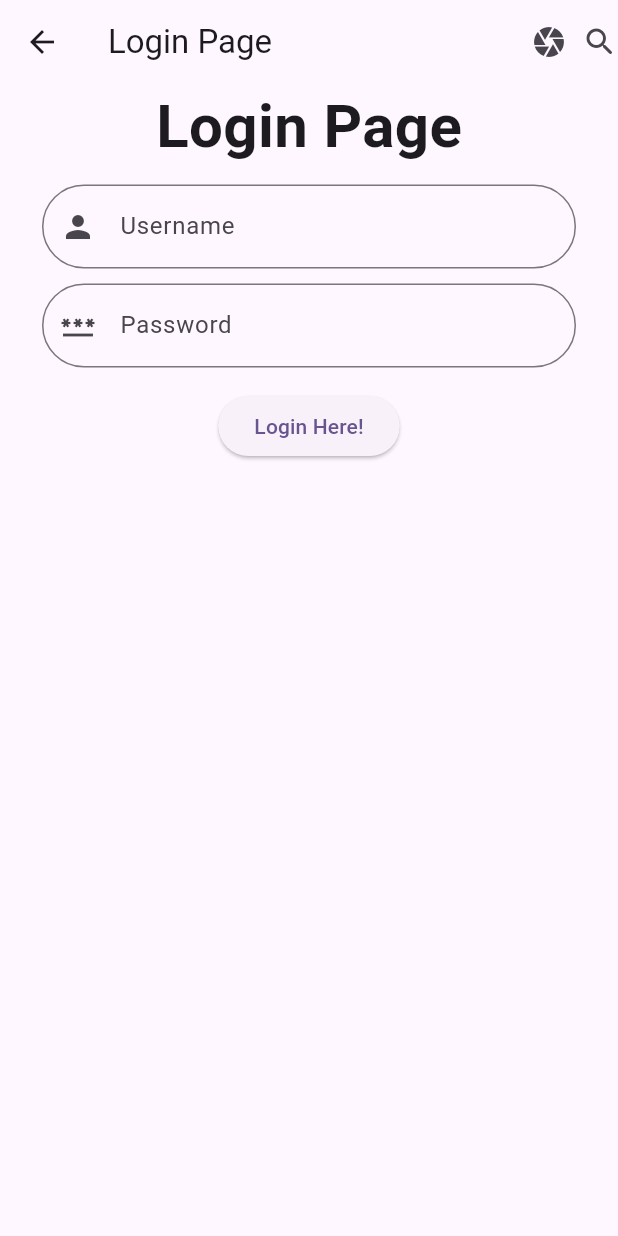
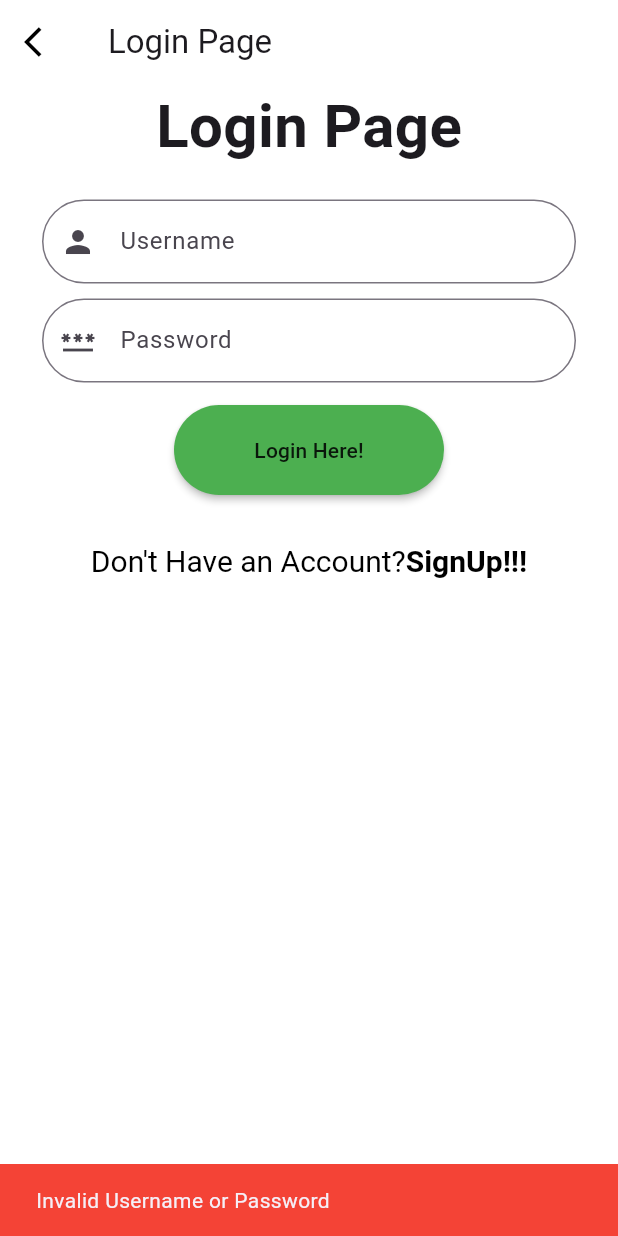
Before and after one commit to sreedeviluminar/flutter_project_sep2_new, a Flutter app: the LoginPage screen opened directly, after a tap on "Login Here!", on a phone screen of 412 x 824 dp. Run offline on Flutter 3.47's test engine with Material 2 defaults, Android fonts, the phone set to English and light mode, and no system bars; our stand-ins replace google_fonts, lottie; Roboto replaces fonts that are missing (Habibi).

Commit message:
initial commit

```diff
--- a/lib/login.dart
+++ b/lib/login.dart
@@ -1,19 +1,33 @@
 import 'package:flutter/material.dart';
+import 'package:flutter_project_sep2/homee.dart';
 import 'package:google_fonts/google_fonts.dart';
 
 class LoginPage extends StatelessWidget {
+  String uname = "admin";
+  String password = 'abc123';
+
+  final user_controller = TextEditingController();
+  final pass_controller = TextEditingController();
+
   @override
   Widget build(BuildContext context) {
     return Scaffold(
+      backgroundColor: Colors.white,
       appBar: AppBar(
+        elevation: 0,
+        backgroundColor: Colors.white,
+        leading: const Icon(
+          Icons.arrow_back_ios,
+          color: Colors.black,
+        ),
         title: const Text("Login Page"),
-        actions: const [
-          Icon(Icons.camera),
-          SizedBox(
-            width: 10,
-          ),
-          Icon(Icons.search_rounded),
-        ],
+        // actions: const [
+        //   Icon(Icons.camera),
+        //   SizedBox(
+        //     width: 10,
+        //   ),
+        //   Icon(Icons.search_rounded),
+        // ],
       ),
       body: Column(
         children: [
@@ -23,8 +37,9 @@ class LoginPage extends StatelessWidget {
                 GoogleFonts.habibi(fontSize: 40, fontWeight: FontWeight.bold),
           ),
           Padding(
-            padding: const EdgeInsets.only(left: 28.0, right: 28, top: 10),
+            padding: const EdgeInsets.only(left: 28.0, right: 28, top: 20),
             child: TextField(
+              controller: user_controller,
               decoration: InputDecoration(
                   prefixIcon: const Icon(Icons.person),
                   border: OutlineInputBorder(
@@ -37,6 +52,9 @@ class LoginPage extends StatelessWidget {
             padding: const EdgeInsets.only(
                 left: 28.0, right: 28, top: 10, bottom: 15),
             child: TextField(
+              obscureText: true,
+              obscuringCharacter: '*',
+              controller: pass_controller,
               decoration: InputDecoration(
                   prefixIcon: const Icon(Icons.password),
                   border: OutlineInputBorder(
@@ -45,11 +63,43 @@ class LoginPage extends StatelessWidget {
                   labelText: "Password"),
             ),
           ),
-          ElevatedButton(
+          MaterialButton(
+              color: Colors.green,
+              shape: const StadiumBorder(),
+              height: 60,
+              minWidth: 180,
               onPressed: () {
-                //  Navigator.push(context, MaterialPageRoute(builder: (context)=>Home()));
+                if (uname == user_controller.text &&
+                    password == pass_controller.text) {
+                  Navigator.push(context,
+                      MaterialPageRoute(builder: (context) => Homee()));
+                } else {
+                  ScaffoldMessenger.of(context).showSnackBar(
+                      const SnackBar(
+                    content: Text('Invalid Username or Password'),
+                    backgroundColor: Colors.red,
+                  ));
+                }
+
+                /// to clear text fields
+                user_controller.text = "";
+                pass_controller.text = "";
               },
-              child: const Text("Login Here!"))
+              child: const Text("Login Here!")),
+          const SizedBox(
+            height: 20,
+          ),
+          TextButton(
+              onPressed: () {},
+              child: RichText(
+                  text: const TextSpan(
+                      style: TextStyle(color: Colors.black, fontSize: 20),
+                      children: [
+                    TextSpan(text: "Don't Have an Account?"),
+                    TextSpan(
+                        text: 'SignUp!!!',
+                        style: TextStyle(fontWeight: FontWeight.bold))
+                  ])))
         ],
       ),
     );
--- /dev/null
+++ b/lib/registration.dart
@@ -0,0 +1,69 @@
+import 'package:flutter/material.dart';
+import 'package:google_fonts/google_fonts.dart';
+
+class Register extends StatelessWidget {
+  @override
+  Widget build(BuildContext context) {
+    return Scaffold(
+      appBar: AppBar(
+        title: const Text("SignUp Page"),
+        actions: const [
+          Icon(Icons.camera),
+          SizedBox(
+            width: 10,
+          ),
+          Icon(Icons.search_rounded),
+        ],
+      ),
+      body: Column(
+        children: [
+          Text(
+            "SignUp Page",
+            style:
+            GoogleFonts.habibi(fontSize: 40, fontWeight: FontWeight.bold),
+          ),
+          Padding(
+            padding: const EdgeInsets.only(left: 28.0, right: 28, top: 10),
+            child: TextField(
+              decoration: InputDecoration(
+                  prefixIcon: const Icon(Icons.person),
+                  border: OutlineInputBorder(
+                      borderRadius: BorderRadius.circular(30)),
+                  hintText: "UserName",
+                  labelText: "Username"),
+            ),
+          ),
+          Padding(
+            padding: const EdgeInsets.only(
+                left: 28.0, right: 28, top: 10, bottom: 15),
+            child: TextField(
+              decoration: InputDecoration(
+                  prefixIcon: const Icon(Icons.password),
+                  border: OutlineInputBorder(
+                      borderRadius: BorderRadius.circular(30)),
+                  hintText: "Password",
+                  labelText: "Password"),
+            ),
+          ),
+          Padding(
+            padding: const EdgeInsets.only(
+                left: 28.0, right: 28, top: 10, bottom: 15),
+            child: TextField(
+              decoration: InputDecoration(
+                  prefixIcon: const Icon(Icons.password),
+                  border: OutlineInputBorder(
+                      borderRadius: BorderRadius.circular(30)),
+                  hintText: "Confirm Password",
+                  labelText: "Confirm Password"),
+            ),
+          ),
+          ElevatedButton(
+              onPressed: () {
+                //  Navigator.push(context, MaterialPageRoute(builder: (context)=>Home()));
+              },
+              child: const Text("SignUp Here!"))
+        ],
+      ),
+    );
+  }
+}
--- a/lib/stateful_splash.dart
+++ b/lib/stateful_splash.dart
@@ -21,7 +21,7 @@ class Splash2 extends StatefulWidget {
 class _Splsh2State extends State<Splash2> {
   @override
   void initState() {
-    Timer(Duration(seconds: 4), () {
+    Timer(Duration(seconds: 1), () {
       Navigator.pushReplacement(
           context, MaterialPageRoute(builder: (context) => Login_SignUp()));
     });
```
Also changed, not shown: lib/homee.dart (added, +10 -0 lines), lib/login_signup.dart (+8 -2 lines).
